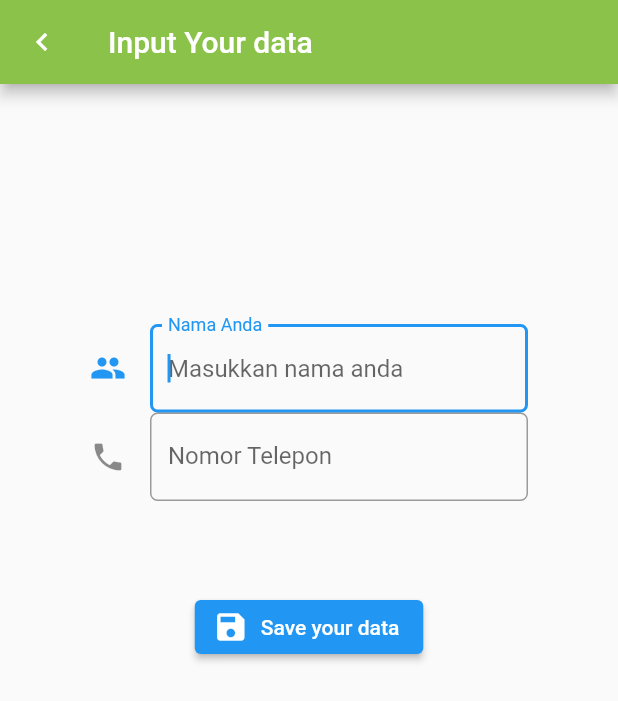
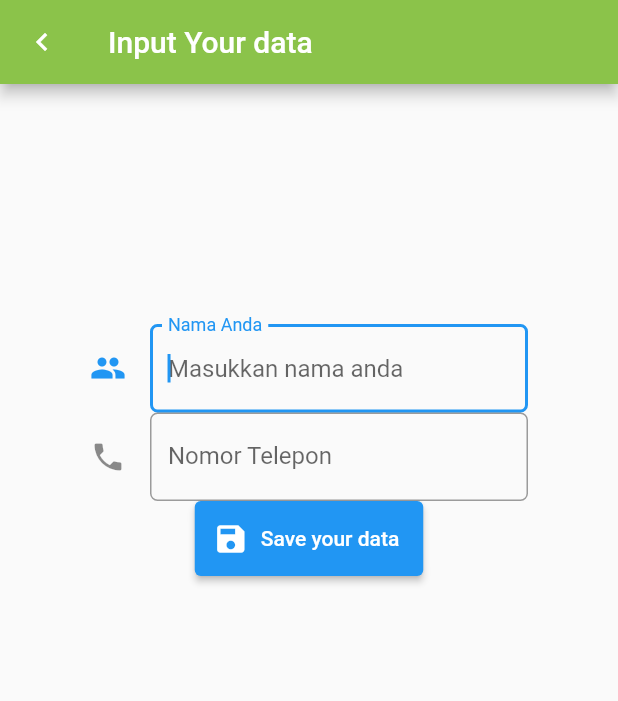
Before and after one commit to FajarAlFath/flutter_Muhammad-Fajar-Al-Fath, a Flutter app: the AddContact screen opened directly, on a phone screen of 412 x 824 dp. Shown: the top 701 px of the screen. Run offline on Flutter 3.47's test engine with Material 2 defaults, Android fonts, the phone set to English and light mode, and no system bars; our stand-ins replace badges, barcode_widget, file_picker, flutter_colorpicker, open_file; missing offline and left inert: cupertino_list_tile, dart:html; key blocks and very long unbroken strings in the code were emptied for the run.

Commit message:
revisi form

```diff
--- a/16_Form Input Button/praktikum/flutter_form/lib/add_contact.dart
+++ b/16_Form Input Button/praktikum/flutter_form/lib/add_contact.dart
@@ -31,21 +31,6 @@ class _AddContactState extends State<AddContact>{
           mainAxisAlignment: MainAxisAlignment.start,
           children: [
             inputForm(),
-            ElevatedButton.icon(
-              onPressed: (){
-                if(_formKey.currentState!.validate()){
-                  ScaffoldMessenger.of(context).showSnackBar(
-                    const SnackBar(content: Text('Data Disimpan'))
-                  );
-                }
-                Navigator.push(context,
-                MaterialPageRoute(builder: (context) => Listcontact(
-                namaUser : controller.text,
-                nomorUser : controller1.text,
-                )));
-              },
-              icon: const Icon(Icons.save),
-              label: const Text('Save your data')),
           ],
         ),
         ),
@@ -73,7 +58,7 @@ class _AddContactState extends State<AddContact>{
               ),
             ),
             validator: (value){
-              if(value!.isEmpty){
+              if(value == null || value.isEmpty){
                 return 'Nama tidak boleh kosong';
               }
               return null;
@@ -92,11 +77,29 @@ class _AddContactState extends State<AddContact>{
               ),
             ),
             validator: (value){
-              if(value!.isEmpty){
+              if(value == null || value.isEmpty){
                 return 'Nomor tidak boleh kosong';
               }
               return null;
             },
+          ),
+          SizedBox(
+            height: 50,
+            child: ElevatedButton.icon(
+              onPressed: (){
+                if(_formKey.currentState!.validate()){
+                  ScaffoldMessenger.of(context).showSnackBar(
+                    const SnackBar(content: Text('Data Disimpan'))
+                  );
+                }
+                Navigator.push(context,
+                MaterialPageRoute(builder: (context) => Listcontact(
+                namaUser : controller.text,
+                nomorUser : controller1.text,
+                )));
+              },
+              icon: const Icon(Icons.save),
+              label: const Text('Save your data')),
           ),
         ],
       ),
```
